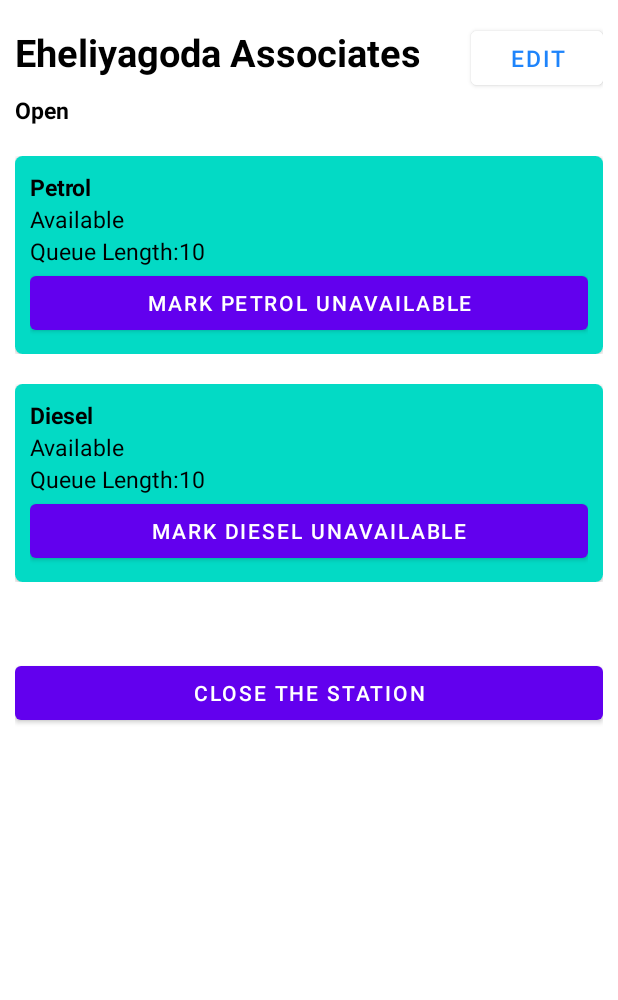
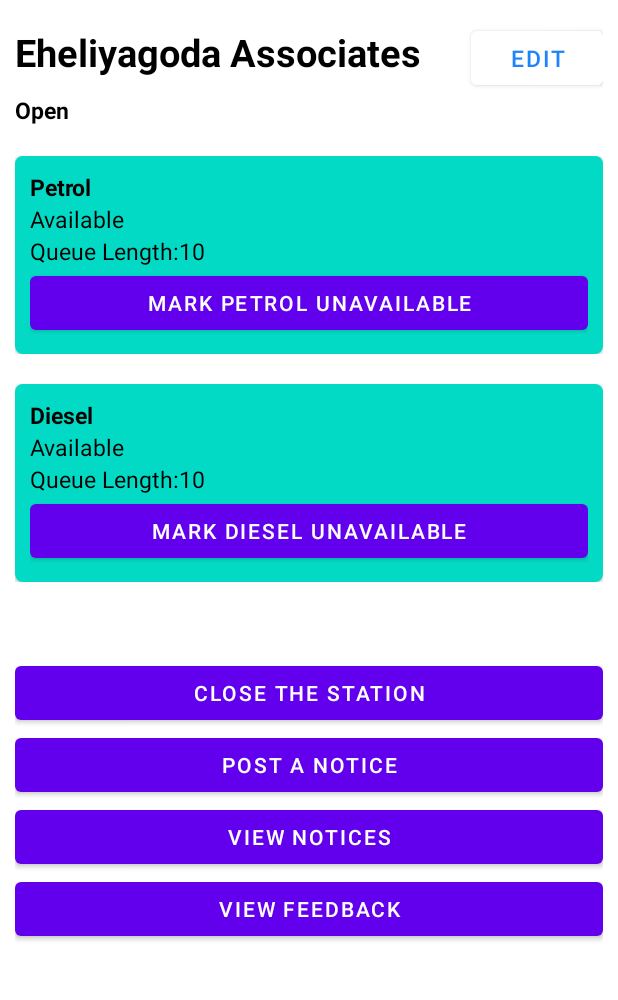
Before and after one commit to paradocx96/FuelMe-App, an Android app: the UpdateStationActivity screen opened directly, with no data from a screen before it, on a phone screen of 412 x 824 dp, the part 62-1062 px from its top. Run offline under Robolectric (Android 15) with nearby library versions, the phone set to English and light mode, and no system bars.

Commit message:
Added notice and feedback related buttons to UpdateStationActivity and its layout

```diff
--- a/app/src/main/java/com/example/fuelme/ui/update_station_screen/UpdateStationActivity.java
+++ b/app/src/main/java/com/example/fuelme/ui/update_station_screen/UpdateStationActivity.java
@@ -15,7 +15,7 @@ import com.google.android.material.tabs.TabLayout;
 public class UpdateStationActivity extends AppCompatActivity {
 
     TextView textViewStationName,  textViewOpenStatus, textViewPetrolAvailability, textViewPetrolQueueLength, textViewDieselAvailability, textViewDieselQueueLength;
-    Button editButton, petrolStatusUpdateButton, dieselStatusUpdateButton, stationOpenStatusUpdateButton;
+    Button editButton, petrolStatusUpdateButton, dieselStatusUpdateButton, stationOpenStatusUpdateButton, postNoticeButton, viewNoticesButton, viewFeedbackButton;
 
     @Override
     protected void onCreate(Bundle savedInstanceState) {
@@ -39,6 +39,9 @@ public class UpdateStationActivity extends AppCompatActivity {
         petrolStatusUpdateButton = findViewById(R.id.btn_changePetrolStatus_update_station);
         dieselStatusUpdateButton = findViewById(R.id.btn_changeDieselStatus_update_station);
         stationOpenStatusUpdateButton = findViewById(R.id.btn_updateStationOpenStatus_update_station);
+        postNoticeButton = findViewById(R.id.btn_postNotice_update_station);
+        viewNoticesButton = findViewById(R.id.btn_viewAllNotices_update_station);
+        viewFeedbackButton = findViewById(R.id.btn_viewFeedback_update_station);
 
         //get the extras
         Bundle extras = getIntent().getExtras();
--- a/app/src/main/res/layout/activity_update_station.xml
+++ b/app/src/main/res/layout/activity_update_station.xml
@@ -246,6 +246,30 @@
             android:text="@string/close_station"
 
             />
+
+        <Button
+            android:id="@+id/btn_postNotice_update_station"
+            android:layout_width="match_parent"
+            android:layout_height="wrap_content"
+            android:text="@string/post_notice"
+
+            />
+
+        <Button
+            android:id="@+id/btn_viewAllNotices_update_station"
+            android:layout_width="match_parent"
+            android:layout_height="wrap_content"
+            android:text="@string/view_notices"
+
+            />
+
+        <Button
+            android:id="@+id/btn_viewFeedback_update_station"
+            android:layout_width="match_parent"
+            android:layout_height="wrap_content"
+            android:text="@string/view_feedback"
+
+            />
     </LinearLayout>
 
 </LinearLayout>
--- a/app/src/main/res/values/strings.xml
+++ b/app/src/main/res/values/strings.xml
@@ -41,4 +41,5 @@
     <string name="view_all_owned_stations">View all your stations</string>
     <string name="view_feedback">View Feedback</string>
     <string name="view_notices">View Notices</string>
+    <string name="post_notice">Post a notice</string>
 </resources>
```
